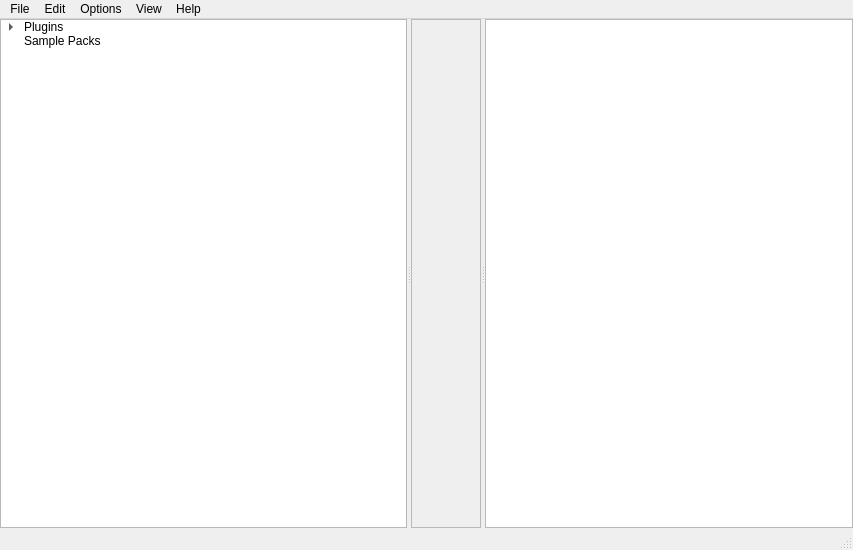
Above: VeraCore.QT/VeraCoreQT.ui from dodinhhoanganh/VeraCore before the change. Below: the same form after it.
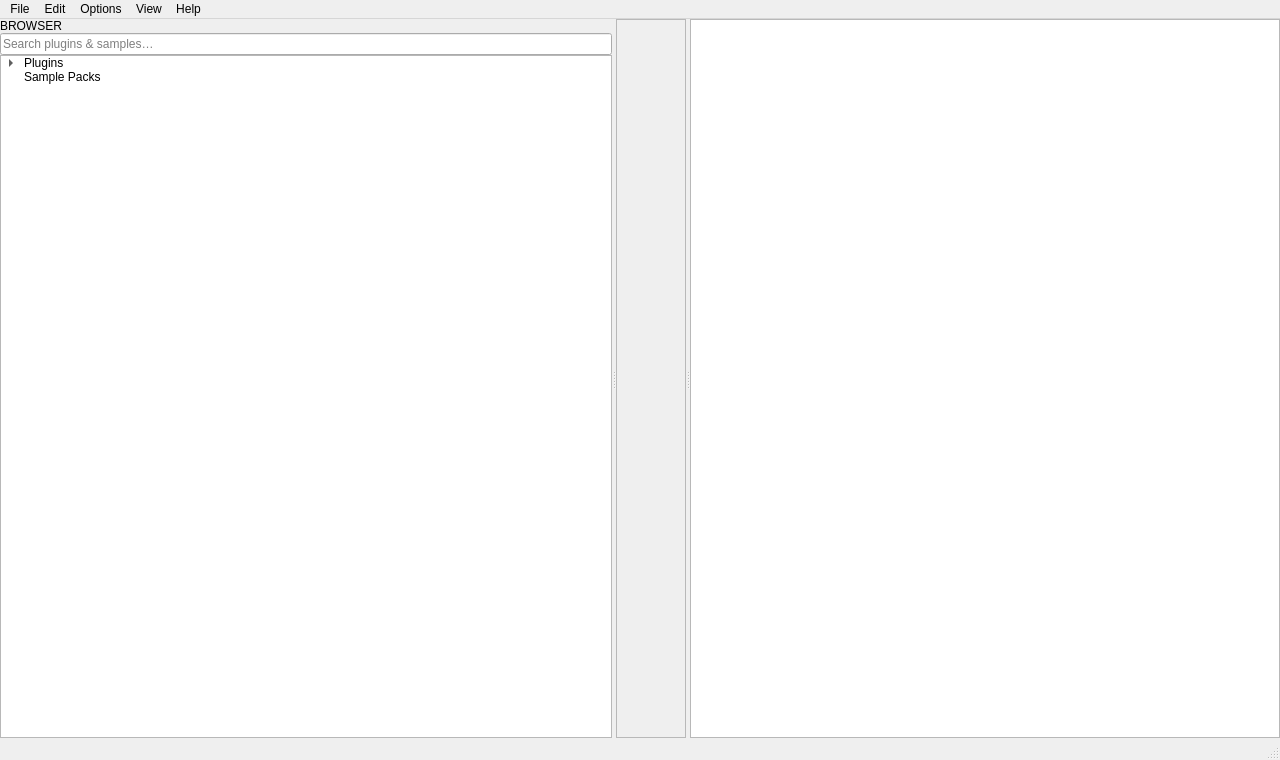
That is the form after the change. Icons and pictures are not drawn.

The edit to the form file:
```diff
--- a/VeraCore.QT/VeraCoreQT.ui
+++ b/VeraCore.QT/VeraCoreQT.ui
@@ -6,8 +6,8 @@
    <rect>
     <x>0</x>
     <y>0</y>
-    <width>853</width>
-    <height>550</height>
+    <width>1280</width>
+    <height>760</height>
    </rect>
   </property>
   <property name="windowTitle">
@@ -35,6 +35,44 @@
       <property name="orientation">
        <enum>Qt::Horizontal</enum>
       </property>
+      <property name="childrenCollapsible">
+       <bool>true</bool>
+      </property>
+      <widget class="QWidget" name="browserPanel">
+       <layout class="QVBoxLayout" name="browserPanelLayout">
+        <property name="spacing">
+         <number>0</number>
+        </property>
+        <property name="leftMargin">
+         <number>0</number>
+        </property>
+        <property name="topMargin">
+         <number>0</number>
+        </property>
+        <property name="rightMargin">
+         <number>0</number>
+        </property>
+        <property name="bottomMargin">
+         <number>0</number>
+        </property>
+        <item>
+         <widget class="QLabel" name="browserHeader">
+          <property name="text">
+           <string>BROWSER</string>
+          </property>
+         </widget>
+        </item>
+        <item>
+         <widget class="QLineEdit" name="browserSearch">
+          <property name="placeholderText">
+           <string>Search plugins &amp; samples…</string>
+          </property>
+          <property name="clearButtonEnabled">
+           <bool>true</bool>
+          </property>
+         </widget>
+        </item>
+        <item>
       <widget class="QTreeWidget" name="browserTree">
        <property name="headerHidden">
         <bool>true</bool>
@@ -95,6 +133,16 @@
         </property>
        </item>
       </widget>
+        </item>
+       </layout>
+      </widget>
+      <widget class="QSplitter" name="centerSplitter">
+       <property name="orientation">
+        <enum>Qt::Vertical</enum>
+       </property>
+       <property name="childrenCollapsible">
+        <bool>true</bool>
+       </property>
       <widget class="QSplitter" name="playlistSplitter">
        <property name="orientation">
         <enum>Qt::Horizontal</enum>
@@ -143,6 +191,7 @@
        </widget>
       </widget>
      </widget>
+     </widget>
     </item>
    </layout>
   </widget>
@@ -151,7 +200,7 @@
     <rect>
      <x>0</x>
      <y>0</y>
-     <width>853</width>
+     <width>1280</width>
      <height>22</height>
     </rect>
    </property>
```
Lines whose indentation alone changed are shown as unchanged.
